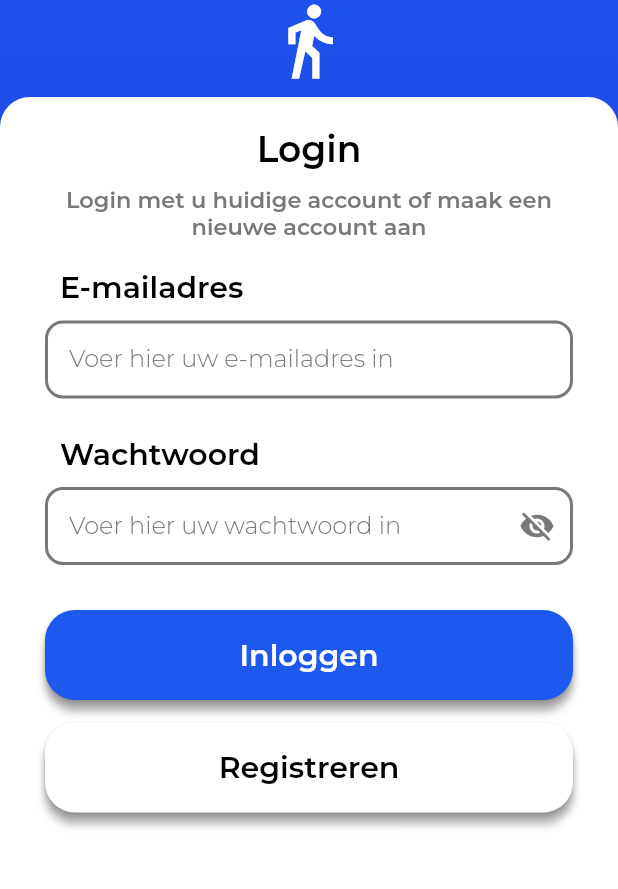
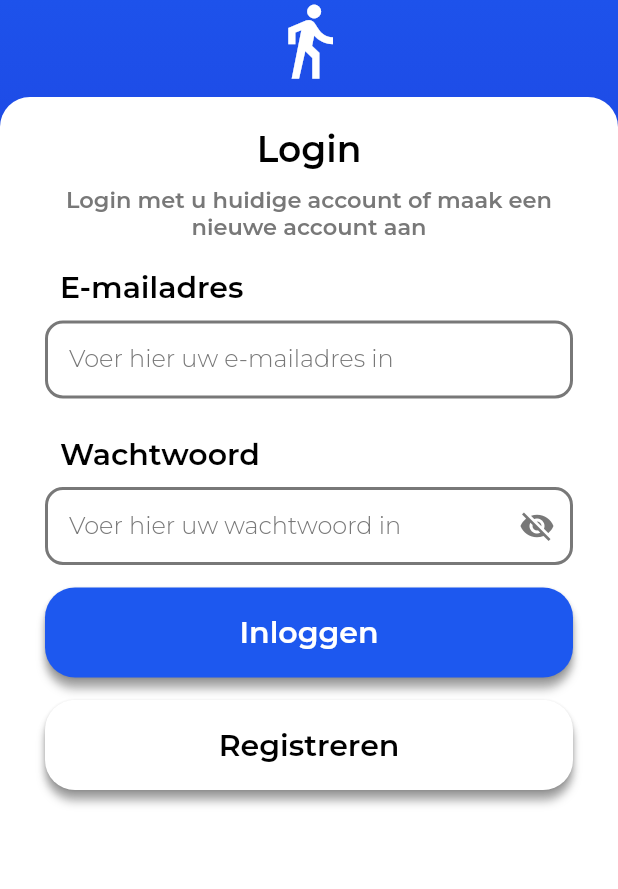
Before and after one commit to DwarfNinja/loopsnelheid-app, a Flutter app: the Login widget shown alone on an empty page, opened directly, on a phone screen of 412 x 824 dp, the part 107-996 px from its top. Run offline on Flutter 3.47's test engine with Material 2 defaults, Android fonts, the phone set to English and light mode, and no system bars; our stand-ins replace device_info_plus, device_preview, fl_chart, flutter_dotenv, flutter_switch, geolocator and 4 more; missing offline and left inert: flutter_background_service, flutter_background_service_android, pdfx; accounts and stored records are empty; network calls fail.

Commit message:
Feat: add attribute to RegisterBase adjust button spacing

```diff
--- a/lib/views/register/login.dart
+++ b/lib/views/register/login.dart
@@ -79,6 +79,7 @@ class _LoginState extends State<Login> {
               }
             }),
         secondButton: FormButton(text: "Registreren", color: app_theme.white, onPressed: () => Navigator.pushNamed(context, "/register_basics")),
+        buttonSpacing: 15,
         children: [
           Text(
               "Login",
@@ -128,10 +129,7 @@ void alertDialog(BuildContext context) {
       alignment: AlignmentDirectional.topCenter,
       actions: <Widget>[
         TextButton(
-            onPressed: () {
-              Navigator.of(context)
-                  .pop(false);
-            },
+            onPressed: () => Navigator.of(context).pop(),
             child: Text(
                 'Melding sluiten',
                 style: app_theme.textTheme.bodyText2!
--- a/lib/widgets/register/register_base.dart
+++ b/lib/widgets/register/register_base.dart
@@ -13,8 +13,9 @@ class RegisterBase extends StatefulWidget {
   final bool submitted;
   final FormButton firstButton;
   final FormButton secondButton;
+  final double buttonSpacing;
 
-  const RegisterBase({Key? key, this.children = const [], required this.formKey, required this.submitted, required this.firstButton, required this.secondButton}) : super(key: key);
+  const RegisterBase({Key? key, this.children = const [], required this.formKey, required this.submitted, required this.firstButton, required this.secondButton, this.buttonSpacing = 30}) : super(key: key);
 
   @override
   State<RegisterBase> createState() => RegisterBaseState();
@@ -73,7 +74,7 @@ class RegisterBaseState<T extends RegisterBase> extends State<T> {
                                   child: Column(
                                     mainAxisAlignment: MainAxisAlignment.start,
                                     children: widget.children + [
-                                      const SizedBox(height: 30),
+                                      SizedBox(height: widget.buttonSpacing),
                                       widget.firstButton,
                                       const SizedBox(height: 15),
                                       widget.secondButton],
```
